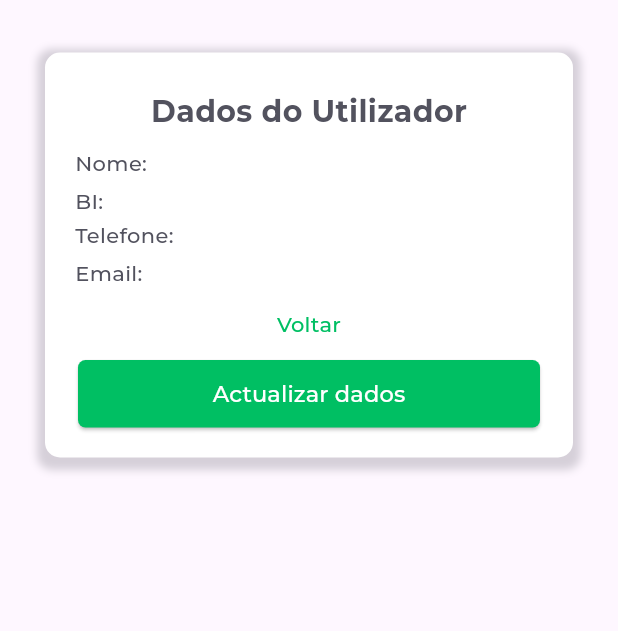
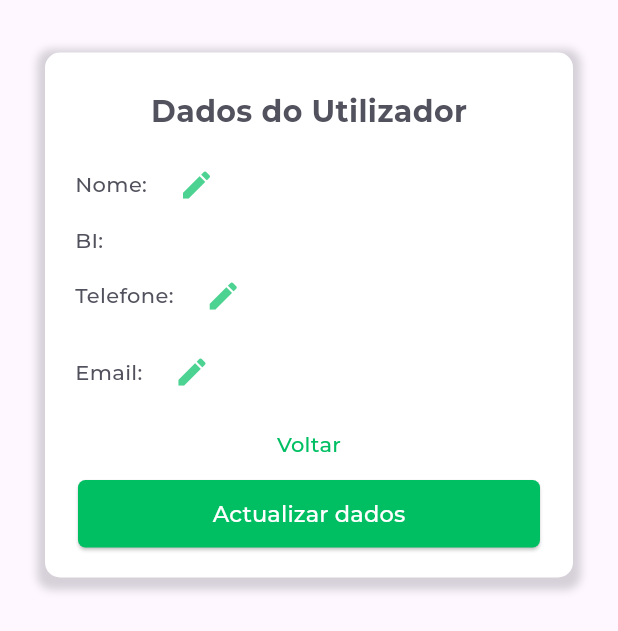
Before and after one commit to auriocole/inatro_app, a Flutter app: the HomePage screen opened directly, scrolled down 253 dp, after a tap on the "person 2" icon, on a phone screen of 412 x 824 dp. Shown: the top 631 px of the screen. Run offline on Flutter 3.47's test engine with Material 3 defaults, Android fonts, the phone set to English and light mode, and no system bars; our stand-ins replace cloud_firestore, firebase_auth, firebase_core; accounts and stored records are empty.

Commit message:
second commit

```diff
--- a/lib/app/views/widgets/navbar/nav_bar.dart
+++ b/lib/app/views/widgets/navbar/nav_bar.dart
@@ -29,7 +29,7 @@ class _NavBarState extends State<NavBar> {
             child: Column(
               children: <Widget>[
                 SizedBox(height: 10,),
-                Icon(Icons.account_circle),
+                Icon(Icons.account_circle, color: secondary.shade600,),
                 Text(
                   '${widget.userData['nome']}',
                   style: TextStyle(
--- a/lib/app/views/widgets/query/consulta_resultado_widget.dart
+++ b/lib/app/views/widgets/query/consulta_resultado_widget.dart
@@ -37,7 +37,7 @@ class _VeiculoDetailsWidgetState extends State<VeiculoDetailsWidget> {
                     height: 100,
                   ),
                 ),
-                SizedBox(height: 5,),
+                SizedBox(height: 1),
                 Container(
                   width: MediaQuery.of(context).size.width,
                   margin: EdgeInsets.all(30),
--- a/lib/app/views/widgets/userData/profile_widget.dart
+++ b/lib/app/views/widgets/userData/profile_widget.dart
@@ -70,9 +70,14 @@ class _ProfileWidgetState extends State<ProfileWidget> {
                               fontWeight: FontWeight.w600,
                               ),
                             ),
+                            SizedBox(width: 2),
+                            IconButton(
+                              icon: Icon(Icons.edit, color: primary.withOpacity(0.7)),
+                              onPressed: () {}
+                            ),
                           ],
                         ),
-                        SizedBox(height: 5),
+                        SizedBox(height: 3),
                         Row(
                           children: [
                             Text(
@@ -114,9 +119,14 @@ class _ProfileWidgetState extends State<ProfileWidget> {
                               fontWeight: FontWeight.w600,
                               ),
                             ),
+                            SizedBox(width: 2),
+                            IconButton(
+                              icon: Icon(Icons.edit, color: primary.withOpacity(0.7),),
+                              onPressed: () {}
+                            )
                           ],
                         ),
-                        SizedBox(height: 5),
+                        SizedBox(height: 3),
                         Row(
                           children: [
                             Text(
@@ -136,6 +146,11 @@ class _ProfileWidgetState extends State<ProfileWidget> {
                               fontWeight: FontWeight.w600,
                               ),
                             ),
+                            SizedBox(width: 2),
+                            IconButton(
+                              icon: Icon(Icons.edit, color: primary.withOpacity(0.7),),
+                              onPressed: () {}
+                            )
                           ],
                         ),
                       TextButton(
```
Also changed, not shown: lib/app/views/pages/login_page.dart (+13 -0 lines), lib/app/views/widgets/userData/update_widget.dart (added).
